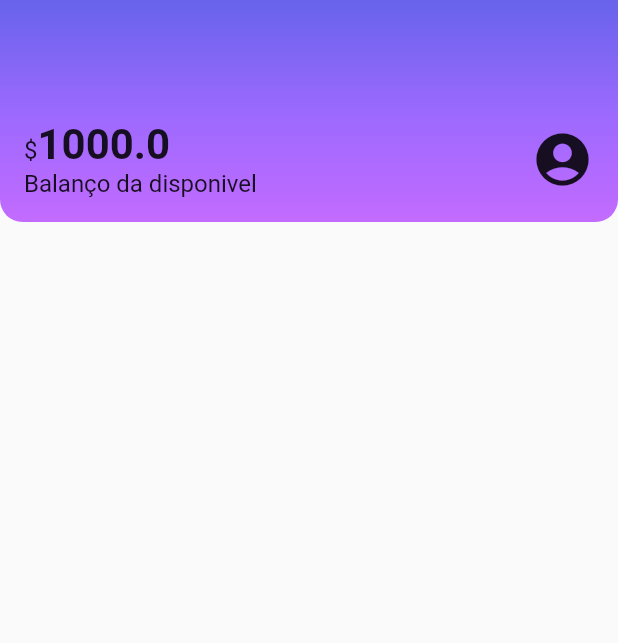
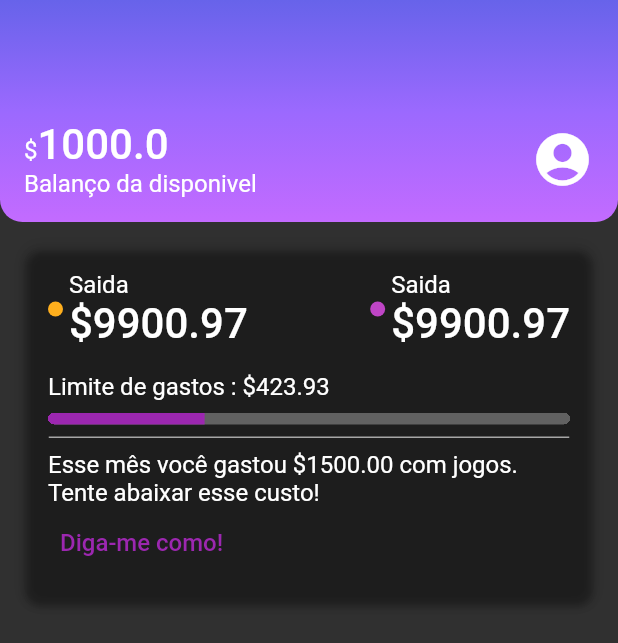
Before and after one commit to Cr-collab/alubank, a Flutter app: the screen it shows after launch, on a phone screen of 412 x 824 dp. Shown: the top 643 px of the screen. Run offline on Flutter 3.47's test engine with Material 2 defaults, Android fonts, the phone set to English and light mode, and no system bars.

Commit message:
created theme or card of spending

```diff
--- /dev/null
+++ b/lib/components/box_card.dart
@@ -0,0 +1,22 @@
+import 'package:flutter/cupertino.dart';
+import 'package:flutter/material.dart';
+
+class BoxCard extends StatelessWidget {
+  final Widget boxContent;
+  const BoxCard({
+    Key? key,
+    required this.boxContent,
+  }) : super(key: key);
+
+  @override
+  Widget build(BuildContext context) {
+    return Container(
+      padding: const EdgeInsets.all(16),
+      decoration: BoxDecoration(
+        boxShadow: kElevationToShadow[3],
+        borderRadius:  BorderRadius.circular(10),
+      ),
+      child: boxContent,
+    );
+  }
+}
--- /dev/null
+++ b/lib/components/color_dot.dart
@@ -0,0 +1,24 @@
+import 'package:flutter/animation.dart';
+import 'package:flutter/cupertino.dart';
+import 'package:flutter/src/widgets/container.dart';
+import 'package:flutter/src/widgets/framework.dart';
+
+class ColorDot extends StatelessWidget {
+  final Color? color;
+  const ColorDot({
+    super.key,
+    required this.color,
+  });
+
+  @override
+  Widget build(BuildContext context) {
+    return Container(
+      width: 10,
+      height: 10,
+      decoration: BoxDecoration(
+        color: color,
+        borderRadius: BorderRadius.circular(10),
+      ),
+    );
+  }
+}
--- /dev/null
+++ b/lib/components/content_division.dart
@@ -0,0 +1,18 @@
+import 'package:alubank/themes/theme_colors.dart';
+import 'package:flutter/cupertino.dart';
+
+class ContentDivision extends StatelessWidget {
+  const ContentDivision({super.key});
+
+  @override
+  Widget build(BuildContext context) {
+    return Container(
+      height: 1,
+      decoration: BoxDecoration(
+        border: Border.all(
+          color: ThemeColors.division,
+        ),
+      ),
+    );
+  }
+}
--- a/lib/components/sections/header.dart
+++ b/lib/components/sections/header.dart
@@ -1,3 +1,4 @@
+import 'package:alubank/themes/theme_colors.dart';
 import 'package:flutter/cupertino.dart';
 import 'package:flutter/material.dart';
 import 'package:flutter/src/widgets/container.dart';
@@ -10,18 +11,14 @@ class Header extends StatelessWidget {
   Widget build(BuildContext context) {
     return Container(
       decoration: BoxDecoration(
-          gradient: LinearGradient(
+        gradient: LinearGradient(
             begin: Alignment.topCenter,
             end: Alignment.bottomCenter,
-            colors: <Color>[
-              Color.fromRGBO(103, 99, 234, 1.0),
-              Color.fromRGBO(155, 105, 254, 1.0),
-              Color.fromRGBO(195, 107, 255, 1.0),
-            ],
-          ),
-          borderRadius: BorderRadius.vertical(
-            bottom: Radius.circular(15),
-          )),
+            colors: ThemeColors.headerGradient),
+        borderRadius: BorderRadius.vertical(
+          bottom: Radius.circular(15),
+        ),
+      ),
       child: Padding(
         padding: const EdgeInsets.fromLTRB(16.0, 80.0, 16.0, 16.0),
         child: Row(
@@ -30,26 +27,19 @@ class Header extends StatelessWidget {
             Column(
               crossAxisAlignment: CrossAxisAlignment.start,
               children: [
-                const Text.rich(
+                Text.rich(
                   TextSpan(
                     text: '\$',
-                    style: TextStyle(
-                      fontSize: 16,
-                    ),
                     children: <TextSpan>[
                       TextSpan(
                         text: '1000.0',
-                        style: TextStyle(
-                          fontSize: 28,
-                          fontWeight: FontWeight.bold,
-                        ),
+                        style: Theme.of(context).textTheme.bodyLarge,
                       ),
                     ],
                   ),
                 ),
-                Text(
+                const Text(
                   'Balanço da disponivel',
-                  style: TextStyle(fontSize: 16),
                 ),
               ],
             ),
--- /dev/null
+++ b/lib/components/sections/recent_activity.dart
@@ -0,0 +1,105 @@
+import 'package:alubank/components/box_card.dart';
+import 'package:alubank/components/color_dot.dart';
+import 'package:alubank/components/content_division.dart';
+import 'package:alubank/themes/theme_colors.dart';
+import 'package:flutter/cupertino.dart';
+import 'package:flutter/material.dart';
+
+class RecentActivity extends StatelessWidget {
+  const RecentActivity({super.key});
+
+  @override
+  Widget build(BuildContext context) {
+    return Padding(
+      padding: EdgeInsets.all(16),
+      child: BoxCard(
+        boxContent: _RecenteActivityContent(),
+      ),
+    );
+  }
+}
+
+class _RecenteActivityContent extends StatelessWidget {
+  const _RecenteActivityContent({super.key});
+
+  @override
+  Widget build(BuildContext context) {
+    return Column(
+      crossAxisAlignment: CrossAxisAlignment.start,
+      children: [
+        Row(
+          mainAxisAlignment: MainAxisAlignment.spaceBetween,
+          children: [
+            Row(
+              children: [
+                Padding(
+                  padding: const EdgeInsets.only(right: 4),
+                  child: ColorDot(color: ThemeColors.recentActivity['spent']),
+                ),
+                Column(
+                  crossAxisAlignment: CrossAxisAlignment.start,
+                  children: [
+                    Text('Saida'),
+                    Text(
+                      '\$${9900.97}',
+                      style: Theme.of(context).textTheme.bodyLarge,
+                    ),
+                  ],
+                )
+              ],
+            ),
+            Row(
+              children: [
+                Padding(
+                  padding: const EdgeInsets.only(right: 4),
+                  child: ColorDot(color: ThemeColors.recentActivity['income']),
+                ),
+                Column(
+                  crossAxisAlignment: CrossAxisAlignment.start,
+                  children: [
+                    Text('Saida'),
+                    Text(
+                      '\$${9900.97}',
+                      style: Theme.of(context).textTheme.bodyLarge,
+                    ),
+                  ],
+                )
+              ],
+            )
+          ],
+        ),
+        Padding(
+          padding: const EdgeInsets.only(
+            top: 16.0,
+            bottom: 8.0,
+          ),
+          child: Text(
+            'Limite de gastos : \$${423.93}',
+          ),
+        ),
+        Container(
+          clipBehavior: Clip.hardEdge,
+          decoration: BoxDecoration(
+            borderRadius: BorderRadius.circular(5),
+          ),
+          child: LinearProgressIndicator(
+            value: 0.3,
+            minHeight: 8,
+          ),
+        ),
+        Padding(
+          padding: const EdgeInsets.only(
+            top: 8,
+            bottom: 8,
+          ),
+          child: ContentDivision(),
+        ),
+          Text('Esse mês você gastou \$1500.00 com jogos. Tente abaixar esse custo!'),
+        TextButton(
+          onPressed: () {},
+          child: Text('Diga-me como!', style: TextStyle(fontSize: 16),),
+        ),
+      ],
+    );
+  }
+}
--- a/lib/main.dart
+++ b/lib/main.dart
@@ -1,4 +1,5 @@
 import 'package:alubank/screens/home.dart';
+import 'package:alubank/themes/my_themes.dart';
 import 'package:flutter/material.dart';
 
 void main() {
@@ -14,6 +15,7 @@ class Alubank extends StatelessWidget {
     return MaterialApp(
       title: 'Alubank',
       home: Home(),
+      theme:MyTheme,
     );
   }
 }
--- a/lib/screens/home.dart
+++ b/lib/screens/home.dart
@@ -1,4 +1,9 @@
+import 'package:alubank/components/box_card.dart';
+import 'package:alubank/components/color_dot.dart';
+import 'package:alubank/components/content_division.dart';
 import 'package:alubank/components/sections/header.dart';
+import 'package:alubank/components/sections/recent_activity.dart';
+import 'package:alubank/themes/theme_colors.dart';
 import 'package:flutter/cupertino.dart';
 import 'package:flutter/material.dart';
 
@@ -8,10 +13,10 @@ class Home extends StatelessWidget {
   @override
   Widget build(BuildContext context) {
     return Scaffold(
-
       body: Column(
         children: <Widget>[
           Header(),
+          RecentActivity(),
         ],
       ),
     );
--- /dev/null
+++ b/lib/themes/my_themes.dart
@@ -0,0 +1,16 @@
+import 'package:alubank/themes/theme_colors.dart';
+import 'package:flutter/material.dart';
+
+ThemeData MyTheme = ThemeData(
+  primarySwatch: ThemeColors.primaryColor,
+  primaryColor: ThemeColors.primaryColor,
+  brightness: Brightness.dark,
+  textTheme: const TextTheme(
+    bodyMedium: TextStyle(
+      fontSize: 16,
+    ),
+    bodyLarge: TextStyle(
+      fontSize: 28,
+    ),
+  ),
+);
--- /dev/null
+++ b/lib/themes/theme_colors.dart
@@ -0,0 +1,15 @@
+import 'package:flutter/material.dart';
+
+class ThemeColors {
+  static const MaterialColor primaryColor = Colors.purple;
+  static const List<Color> headerGradient = [
+    Color.fromRGBO(103, 99, 234, 1.0),
+    Color.fromRGBO(155, 105, 254, 1.0),
+    Color.fromRGBO(195, 107, 255, 1.0),
+  ];
+  static const recentActivity = {
+    'spent': Color.fromRGBO(255, 175, 29, 1.0),
+    'income': Color.fromRGBO(191, 69, 198, 1.0),
+  };
+  static const division = Color.fromRGBO(166, 166, 166, 1.0);
+}
```
